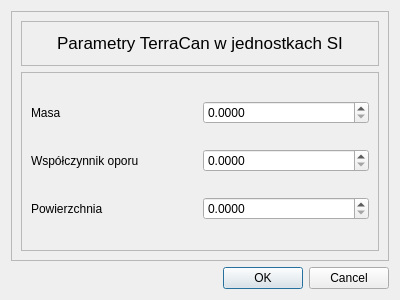
Above: settingdialog.ui from Wrongcosine3024/TerraCan before the change. Below: the same form after it.
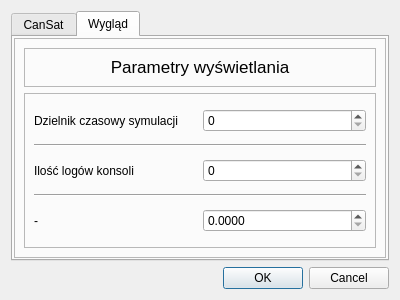
That is the form after the change. The open tabs and pages were chosen to show the change.

Diff of the .ui file:
```diff
--- a/settingdialog.ui
+++ b/settingdialog.ui
@@ -15,6 +15,31 @@
   </property>
   <layout class="QVBoxLayout" name="verticalLayout">
    <item>
+    <widget class="QTabWidget" name="tabWidget">
+     <property name="currentIndex">
+      <number>0</number>
+     </property>
+     <widget class="QWidget" name="cansatSettings">
+      <attribute name="title">
+       <string>CanSat</string>
+      </attribute>
+      <layout class="QVBoxLayout" name="verticalLayout_3">
+       <property name="spacing">
+        <number>0</number>
+       </property>
+       <property name="leftMargin">
+        <number>1</number>
+       </property>
+       <property name="topMargin">
+        <number>1</number>
+       </property>
+       <property name="rightMargin">
+        <number>1</number>
+       </property>
+       <property name="bottomMargin">
+        <number>1</number>
+       </property>
+       <item>
     <widget class="QFrame" name="frame">
      <property name="frameShape">
       <enum>QFrame::Shape::StyledPanel</enum>
@@ -89,6 +114,37 @@
            </property>
           </widget>
          </item>
+             <item row="4" column="1">
+              <widget class="QDoubleSpinBox" name="powierchnia">
+               <property name="decimals">
+                <number>4</number>
+               </property>
+              </widget>
+             </item>
+             <item row="4" column="0">
+              <widget class="QLabel" name="label_4">
+               <property name="text">
+                <string>Powierzchnia</string>
+               </property>
+              </widget>
+             </item>
+             <item row="3" column="0" colspan="2">
+              <widget class="Line" name="line_2">
+               <property name="orientation">
+                <enum>Qt::Orientation::Horizontal</enum>
+               </property>
+              </widget>
+             </item>
+             <item row="6" column="1">
+              <widget class="QDoubleSpinBox" name="chute">
+               <property name="decimals">
+                <number>1</number>
+               </property>
+               <property name="maximum">
+                <double>100.000000000000000</double>
+               </property>
+              </widget>
+             </item>
          <item row="0" column="1">
           <widget class="QDoubleSpinBox" name="masa">
            <property name="decimals">
@@ -96,38 +152,203 @@
            </property>
           </widget>
          </item>
-         <item row="1" column="0">
+             <item row="2" column="0">
           <widget class="QLabel" name="label_3">
            <property name="text">
             <string>Współczynnik oporu</string>
            </property>
           </widget>
          </item>
-         <item row="1" column="1">
+             <item row="1" column="0" colspan="2">
+              <widget class="Line" name="line">
+               <property name="orientation">
+                <enum>Qt::Orientation::Horizontal</enum>
+               </property>
+              </widget>
+             </item>
+             <item row="2" column="1">
           <widget class="QDoubleSpinBox" name="opor">
            <property name="decimals">
             <number>4</number>
            </property>
           </widget>
          </item>
+             <item row="5" column="0" colspan="2">
+              <widget class="Line" name="line_7">
+               <property name="orientation">
+                <enum>Qt::Orientation::Horizontal</enum>
+               </property>
+              </widget>
+             </item>
+            </layout>
+           </widget>
+          </item>
+         </layout>
+        </widget>
+       </item>
+      </layout>
+     </widget>
+     <widget class="QWidget" name="viewSettings">
+      <attribute name="title">
+       <string>Wygląd</string>
+      </attribute>
+      <layout class="QHBoxLayout" name="horizontalLayout_3">
+       <property name="spacing">
+        <number>0</number>
+       </property>
+       <property name="leftMargin">
+        <number>1</number>
+       </property>
+       <property name="topMargin">
+        <number>1</number>
+       </property>
+       <property name="rightMargin">
+        <number>1</number>
+       </property>
+       <property name="bottomMargin">
+        <number>1</number>
+       </property>
+       <item>
+        <widget class="QFrame" name="frame_4">
+         <property name="frameShape">
+          <enum>QFrame::Shape::StyledPanel</enum>
+         </property>
+         <property name="frameShadow">
+          <enum>QFrame::Shadow::Raised</enum>
+         </property>
+         <layout class="QVBoxLayout" name="verticalLayout_4" stretch="2,8">
+          <item>
+           <widget class="QFrame" name="frame_5">
+            <property name="frameShape">
+             <enum>QFrame::Shape::StyledPanel</enum>
+            </property>
+            <property name="frameShadow">
+             <enum>QFrame::Shadow::Raised</enum>
+            </property>
+            <layout class="QHBoxLayout" name="horizontalLayout_2">
+             <property name="spacing">
+              <number>0</number>
+             </property>
+             <property name="leftMargin">
+              <number>0</number>
+             </property>
+             <property name="topMargin">
+              <number>0</number>
+             </property>
+             <property name="rightMargin">
+              <number>0</number>
+             </property>
+             <property name="bottomMargin">
+              <number>0</number>
+             </property>
+             <item>
+              <widget class="QLabel" name="title">
+               <property name="font">
+                <font>
+                 <pointsize>13</pointsize>
+                </font>
+               </property>
+               <property name="text">
+                <string>Parametry wyświetlania</string>
+               </property>
+               <property name="textFormat">
+                <enum>Qt::TextFormat::RichText</enum>
+               </property>
+               <property name="alignment">
+                <set>Qt::AlignmentFlag::AlignCenter</set>
+               </property>
+              </widget>
+             </item>
+            </layout>
+           </widget>
+          </item>
+          <item>
+           <widget class="QFrame" name="frame_6">
+            <property name="font">
+             <font>
+              <family>Segoe UI</family>
+             </font>
+            </property>
+            <property name="frameShape">
+             <enum>QFrame::Shape::StyledPanel</enum>
+            </property>
+            <property name="frameShadow">
+             <enum>QFrame::Shadow::Raised</enum>
+            </property>
+            <layout class="QGridLayout" name="gridLayout_2">
          <item row="2" column="0">
-          <widget class="QLabel" name="label_4">
+              <widget class="QLabel" name="label_6">
            <property name="text">
-            <string>Powierzchnia</string>
+                <string>Ilość logów konsoli</string>
+               </property>
+              </widget>
+             </item>
+             <item row="1" column="0" colspan="2">
+              <widget class="Line" name="line_3">
+               <property name="orientation">
+                <enum>Qt::Orientation::Horizontal</enum>
            </property>
           </widget>
          </item>
          <item row="2" column="1">
-          <widget class="QDoubleSpinBox" name="powierchnia">
+              <widget class="QDoubleSpinBox" name="logCount">
+               <property name="decimals">
+                <number>0</number>
+               </property>
+               <property name="maximum">
+                <double>100000.000000000000000</double>
+               </property>
+              </widget>
+             </item>
+             <item row="0" column="0">
+              <widget class="QLabel" name="label_7">
+               <property name="text">
+                <string>Dzielnik czasowy symulacji</string>
+               </property>
+              </widget>
+             </item>
+             <item row="4" column="1">
+              <widget class="QDoubleSpinBox" name="powierchnia_2">
            <property name="decimals">
             <number>4</number>
            </property>
           </widget>
          </item>
+             <item row="0" column="1">
+              <widget class="QDoubleSpinBox" name="dzielnik">
+               <property name="decimals">
+                <number>0</number>
+               </property>
+               <property name="maximum">
+                <double>1000.000000000000000</double>
+               </property>
+               <property name="value">
+                <double>0.000000000000000</double>
+               </property>
+              </widget>
+             </item>
+             <item row="4" column="0">
+              <widget class="QLabel" name="label_8">
+               <property name="text">
+                <string>-</string>
+               </property>
+              </widget>
+             </item>
+             <item row="3" column="0" colspan="2">
+              <widget class="Line" name="line_4">
+               <property name="orientation">
+                <enum>Qt::Orientation::Horizontal</enum>
+               </property>
+              </widget>
+             </item>
         </layout>
        </widget>
       </item>
      </layout>
+        </widget>
+       </item>
+      </layout>
+     </widget>
     </widget>
    </item>
    <item>
```
Left out of the diff: 9 changed lines with no effect on the pictures. Lines whose indentation alone changed are shown as unchanged.
